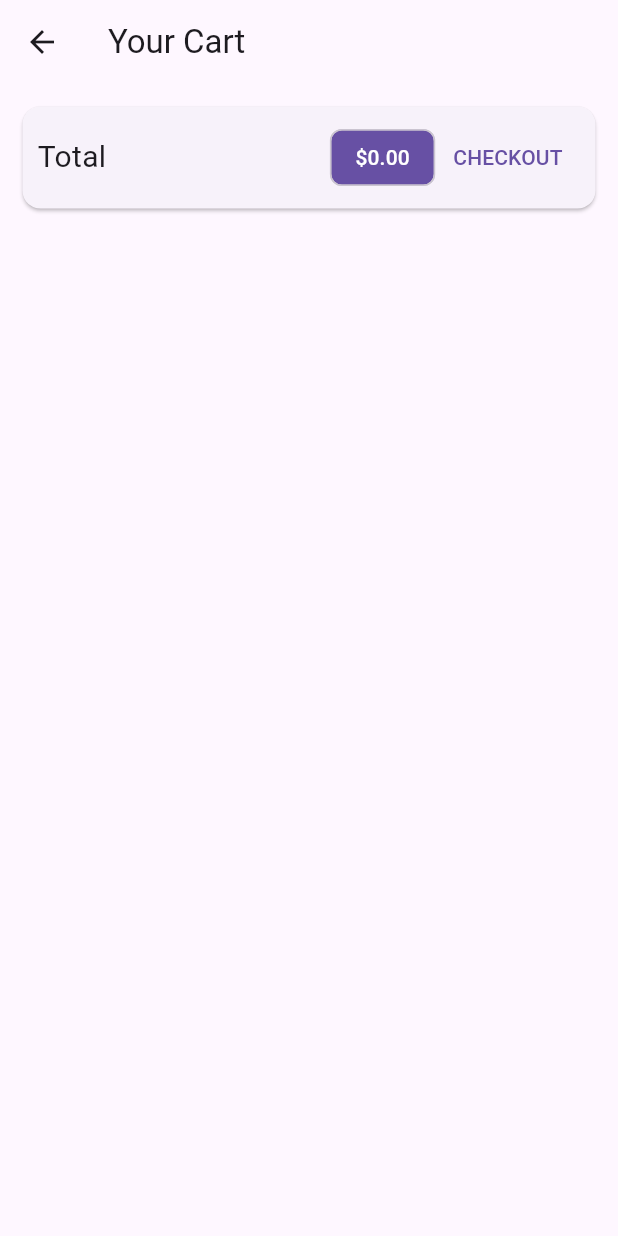
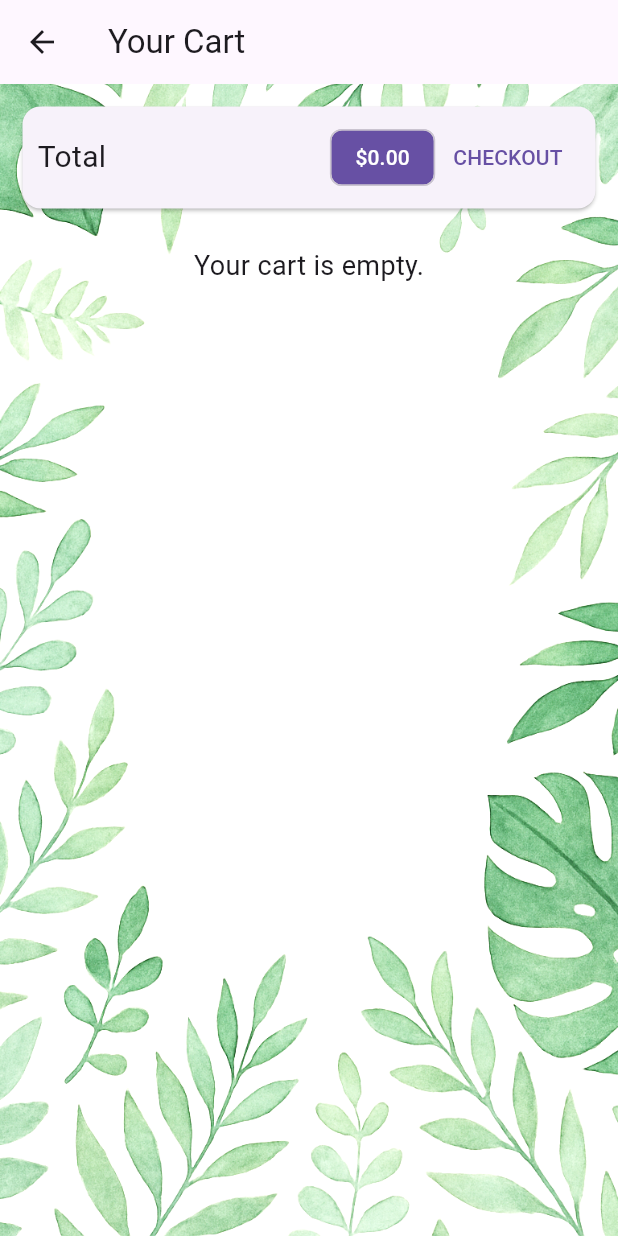
Before and after one commit to DPatter52/shop_app, a Flutter app: the screen it shows once a user with an empty profile is signed in, after a tap on the "shopping cart" icon, on a phone screen of 412 x 824 dp. Run offline on Flutter 3.47's test engine with Material 3 defaults, Android fonts, the phone set to English and light mode, and no system bars; our stand-ins replace cloud_firestore, firebase_auth, firebase_core; accounts and stored records are empty; network calls fail.

Commit message:
debugging, updating UI, and fixing firestore rules

```diff
--- a/lib/main.dart
+++ b/lib/main.dart
@@ -17,10 +17,39 @@ class MyApp extends StatelessWidget {
 
   @override
   Widget build(BuildContext context) {
-    return MaterialApp(
-      title: 'Shop App',
-      theme: ThemeData(primarySwatch: Colors.teal),
-      home: AuthWrapper(),
+    return Container(
+      decoration: const BoxDecoration(
+        image: DecorationImage(
+          image: AssetImage('assets/background.png'),
+          fit: BoxFit.cover,
+        ),
+      ),
+      child: MaterialApp(
+        title: 'Shop App',
+        theme: ThemeData(primarySwatch: Colors.teal),
+        home: const AuthWrapper(),
+      ),
+    );
+  }
+}
+
+class BackgroundWrapper extends StatelessWidget {
+  final Widget child;
+
+  const BackgroundWrapper({super.key, required this.child});
+
+  @override
+  Widget build(BuildContext context) {
+    return Stack(
+      children: [
+        Positioned.fill(
+          child: Image.asset(
+            'assets/background.png',
+            fit: BoxFit.cover,
+          ),
+        ),
+        child,
+      ],
     );
   }
 }
@@ -36,7 +65,9 @@ class AuthWrapper extends StatelessWidget {
         if (snapshot.connectionState == ConnectionState.waiting) {
           return Center(child: CircularProgressIndicator());
         }
-        return snapshot.hasData ? HomeScreen() : LoginScreen();
+        final screen = snapshot.hasData ? HomeScreen() : LoginScreen();
+
+        return BackgroundWrapper(child: screen);
       },
     );
   }
--- a/lib/screens/admincreate_product_screen.dart
+++ b/lib/screens/admincreate_product_screen.dart
@@ -43,6 +43,7 @@ class _AdminCreateProductState extends State<AdminCreateProduct> {
   @override
   Widget build(BuildContext context) {
     return Scaffold(
+      backgroundColor: Colors.transparent,
       appBar: AppBar(title: const Text("Create New Product")),
       body: Padding(
         padding: const EdgeInsets.all(16),
--- a/lib/screens/admindashboard_screen.dart
+++ b/lib/screens/admindashboard_screen.dart
@@ -25,6 +25,7 @@ class AdminDashboard extends StatelessWidget {
   @override
   Widget build(BuildContext context) {
     return Scaffold(
+      backgroundColor: Colors.transparent,
       appBar: AppBar(title: const Text("Admin Dashboard")),
       body: Padding(
         padding: const EdgeInsets.all(16),
--- a/lib/screens/adminupdate_product_screen.dart
+++ b/lib/screens/adminupdate_product_screen.dart
@@ -85,6 +85,7 @@ class _AdminUpdateProductState extends State<AdminUpdateProduct> {
   @override
   Widget build(BuildContext context) {
     return Scaffold(
+      backgroundColor: Colors.transparent,
       appBar: AppBar(title: const Text("Update Product")),
       body: Padding(
         padding: const EdgeInsets.all(16),
--- a/lib/screens/cart_screen.dart
+++ b/lib/screens/cart_screen.dart
@@ -13,6 +13,7 @@ class CartScreen extends StatelessWidget {
     final productKeys = cart.items.keys.toList();
 
     return Scaffold(
+      backgroundColor: Colors.transparent,
       appBar: AppBar(title: const Text("Your Cart")),
       body: Column(
         children: [
@@ -48,6 +49,14 @@ class CartScreen extends StatelessWidget {
             ),
           ),
           const SizedBox(height: 10),
+
+          if (cart.items.isEmpty)
+            const Center(
+              child: Text(
+                "Your cart is empty.",
+                style: TextStyle(fontSize: 18),
+              ),
+            ),
 
           Expanded(
             child: ListView.builder(
--- a/lib/screens/checkout_screen.dart
+++ b/lib/screens/checkout_screen.dart
@@ -13,6 +13,7 @@ class CheckoutScreen extends StatelessWidget {
     final total = cart.totalAmount;
 
     return Scaffold(
+      backgroundColor: Colors.transparent,
       appBar: AppBar(title: const Text("Checkout")),
       body: Padding(
         padding: const EdgeInsets.all(16),
--- a/lib/screens/home_screen.dart
+++ b/lib/screens/home_screen.dart
@@ -46,6 +46,7 @@ class _HomeScreenState extends State<HomeScreen> {
         .doc(user?.uid);
 
     return Scaffold(
+      backgroundColor: Colors.transparent,
       //Nav Bar
       appBar: AppBar(
         title: Text("Shop Home"),
@@ -112,7 +113,7 @@ class _HomeScreenState extends State<HomeScreen> {
                       MaterialPageRoute(builder: (_) => ProductListScreen()),
                     );
                   },
-                  child: const Text("Browse Products"),
+                  child: const Text("Browse Products", style: TextStyle(fontSize: 18),),
                 ),
                 const SizedBox(height: 16),
 
@@ -125,7 +126,7 @@ class _HomeScreenState extends State<HomeScreen> {
                         MaterialPageRoute(builder: (_) => AdminDashboard()),
                       );
                     },
-                    child: const Text("Admin Dashboard"),
+                    child: const Text("Admin Dashboard", style: TextStyle(fontSize: 18),),
                   ),
 
                 // Rewards Check
@@ -137,7 +138,7 @@ class _HomeScreenState extends State<HomeScreen> {
                         MaterialPageRoute(builder: (_) => RewardsScreen()),
                       );
                     },
-                    child: Text("Rewards"),
+                    child: Text("Rewards", style: TextStyle(fontSize: 18)),
                   ),
               ],
             ),
--- a/lib/screens/login_screen.dart
+++ b/lib/screens/login_screen.dart
@@ -25,24 +25,36 @@ class LoginScreen extends StatelessWidget {
   @override
   Widget build(BuildContext context) {
     return Scaffold(
+      backgroundColor: Colors.transparent,
       appBar: AppBar(title: Text("Login")),
       body: Padding(
-        padding: EdgeInsets.all(16),
+        padding: EdgeInsets.all(5),
+        child: Column(
+          children: [
+            Card(
+              child: Padding(
+                padding: const EdgeInsets.all(12),
                 child: Column(
                   children: [
                     TextField(
                       controller: emailController,
                       decoration: InputDecoration(labelText: "Email"),
+                      style: TextStyle(fontSize: 18),
                     ),
                     TextField(
                       controller: passwordController,
                       decoration: InputDecoration(labelText: "Password"),
                       obscureText: true,
+                      style: TextStyle(fontSize: 18),
                     ),
-            SizedBox(height: 20),
+                  ],
+                ),
+              ),
+            ),
+            SizedBox(height: 25),
             ElevatedButton(
               onPressed: () => _login(context),
-              child: Text("Login"),
+              child: Text("Login", style: TextStyle(fontSize: 15)),
             ),
             TextButton(
               onPressed:
--- a/lib/screens/orders_screen.dart
+++ b/lib/screens/orders_screen.dart
@@ -11,6 +11,7 @@ class OrdersScreen extends StatelessWidget {
     final user = FirebaseAuth.instance.currentUser;
 
     return Scaffold(
+      backgroundColor: Colors.transparent,
       appBar: AppBar(title: const Text("Order History")),
       body: StreamBuilder<QuerySnapshot>(
         stream:
@@ -26,7 +27,7 @@ class OrdersScreen extends StatelessWidget {
           }
 
           if (!snapshot.hasData || snapshot.data!.docs.isEmpty) {
-            return const Center(child: Text("No past orders."));
+            return const Center(child: Text("No past orders.", style: TextStyle(fontSize: 18),));
           }
 
           final docs = snapshot.data!.docs;
@@ -40,6 +41,7 @@ class OrdersScreen extends StatelessWidget {
               }).toList();
 
           return ListView.builder(
+
             itemCount: orders.length,
             itemBuilder: (context, index) {
               final order = orders[index];
--- a/lib/screens/product_list_screen.dart
+++ b/lib/screens/product_list_screen.dart
@@ -9,6 +9,7 @@ class ProductListScreen extends StatelessWidget {
   @override
   Widget build(BuildContext context) {
     return Scaffold(
+      backgroundColor: Colors.transparent,
       appBar: AppBar(title: Text("Browse Products")),
       body: StreamBuilder<QuerySnapshot>(
         stream: FirebaseFirestore.instance.collection('products').snapshots(),
--- a/lib/screens/rewards_screen.dart
+++ b/lib/screens/rewards_screen.dart
@@ -57,6 +57,7 @@ class RewardsScreen extends StatelessWidget {
         final userPoints = snapshot.data!;
 
         return Scaffold(
+          backgroundColor: Colors.transparent,
           appBar: AppBar(title: const Text('Rewards')),
           body: Column(
             children: [
--- a/lib/screens/signup_screen.dart
+++ b/lib/screens/signup_screen.dart
@@ -44,6 +44,7 @@ class SignupScreen extends StatelessWidget {
   @override
   Widget build(BuildContext context) {
     return Scaffold(
+      backgroundColor: Colors.transparent,
       appBar: AppBar(title: Text("Sign Up")),
       body: Padding(
         padding: EdgeInsets.all(16),
```
Also changed, not shown: lib/screens/product_detail_screen.dart (+30 -13 lines), pubspec.yaml (+3 -5 lines), assets/background.png (added), assets/background2.png (added). Lines whose indentation alone changed are shown as unchanged.
